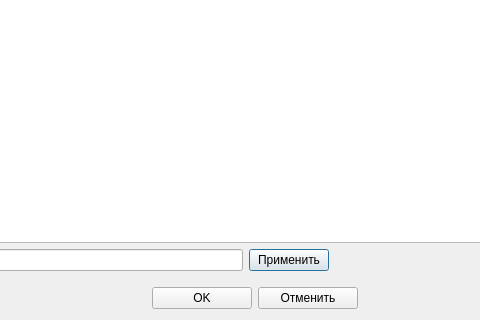
The window that Remont/platefwwindow.ui (AlexeyScherbakov2021/Remont2) describes before a commit, drawn with Qt 5; both pictures show x 218 to 698 and y 237 to 557 of the 945 by 557 pixel window.
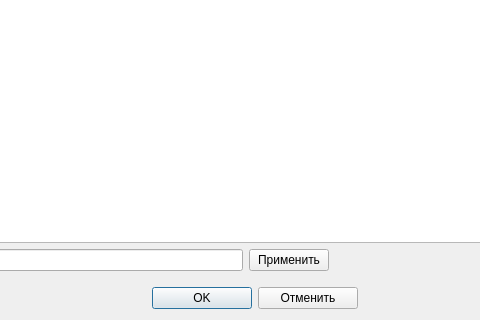
The same window after the commit. Icons and pictures are not drawn.

What changed in the file:
```diff
--- a/Remont/platefwwindow.ui
+++ b/Remont/platefwwindow.ui
@@ -113,6 +113,9 @@
         <iconset resource="resource.qrc">
          <normaloff>:/image/Apply24x24.png</normaloff>:/image/Apply24x24.png</iconset>
        </property>
+       <property name="autoDefault">
+        <bool>false</bool>
+       </property>
       </widget>
      </item>
      <item>
@@ -169,6 +172,9 @@
          <height>24</height>
         </size>
        </property>
+       <property name="autoDefault">
+        <bool>true</bool>
+       </property>
       </widget>
      </item>
      <item>
```
